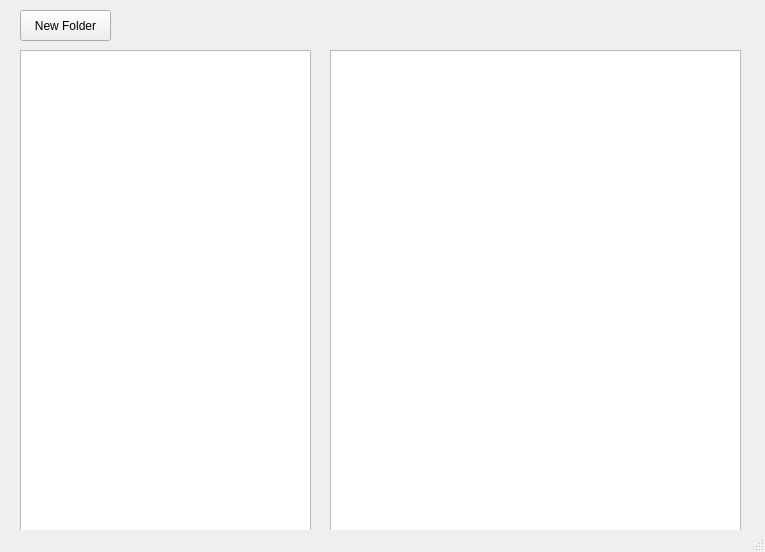
This is catalog/catalog/catalog.ui in JakubKomar/ICP-2021 as Qt 5 draws it before an edit. The edited form follows.
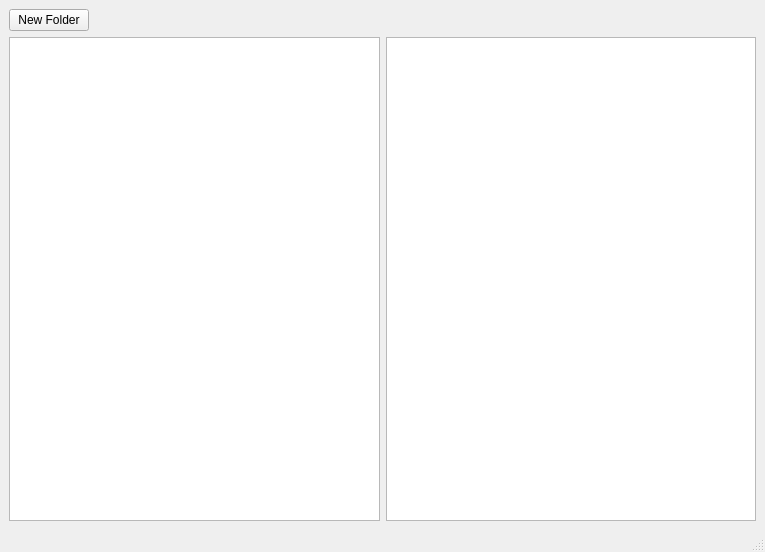
This is the edited form.

Diff of the .ui file:
```diff
--- a/catalog/catalog/catalog.ui
+++ b/catalog/catalog/catalog.ui
@@ -14,39 +14,46 @@
    <string>catalog</string>
   </property>
   <widget class="QWidget" name="centralwidget">
-   <widget class="QTreeView" name="treeView">
-    <property name="geometry">
-     <rect>
-      <x>20</x>
-      <y>50</y>
-      <width>291</width>
-      <height>481</height>
-     </rect>
-    </property>
-   </widget>
-   <widget class="QListView" name="listView">
-    <property name="geometry">
-     <rect>
-      <x>330</x>
-      <y>50</y>
-      <width>411</width>
-      <height>481</height>
-     </rect>
-    </property>
-   </widget>
-   <widget class="QPushButton" name="pushButton">
-    <property name="geometry">
-     <rect>
-      <x>20</x>
-      <y>10</y>
-      <width>91</width>
-      <height>31</height>
-     </rect>
-    </property>
-    <property name="text">
-     <string>New Folder</string>
-    </property>
-   </widget>
+   <layout class="QVBoxLayout" name="verticalLayout_2">
+    <item>
+     <layout class="QVBoxLayout" name="verticalLayout">
+      <item>
+       <layout class="QHBoxLayout" name="horizontalLayout_2">
+        <item>
+         <widget class="QPushButton" name="pushButton">
+          <property name="text">
+           <string>New Folder</string>
+          </property>
+         </widget>
+        </item>
+        <item>
+         <spacer name="horizontalSpacer">
+          <property name="orientation">
+           <enum>Qt::Horizontal</enum>
+          </property>
+          <property name="sizeHint" stdset="0">
+           <size>
+            <width>40</width>
+            <height>20</height>
+           </size>
+          </property>
+         </spacer>
+        </item>
+       </layout>
+      </item>
+      <item>
+       <layout class="QHBoxLayout" name="horizontalLayout">
+        <item>
+         <widget class="QTreeView" name="treeView"/>
+        </item>
+        <item>
+         <widget class="QListView" name="listView"/>
+        </item>
+       </layout>
+      </item>
+     </layout>
+    </item>
+   </layout>
   </widget>
   <widget class="QStatusBar" name="statusbar"/>
  </widget>
```
